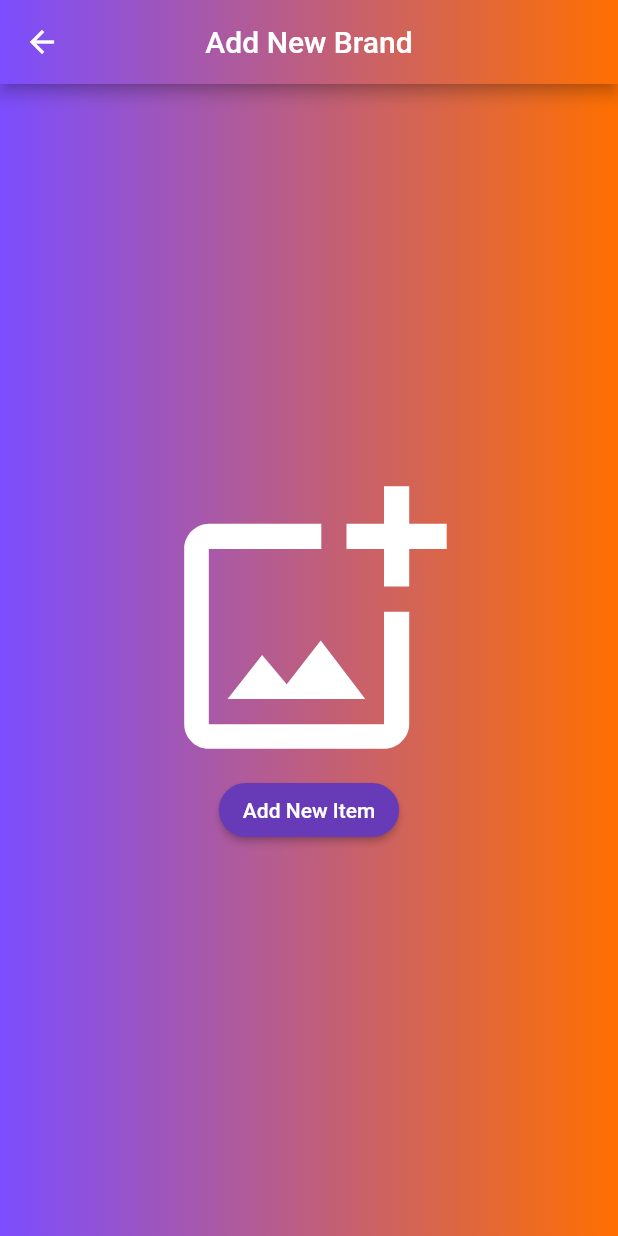
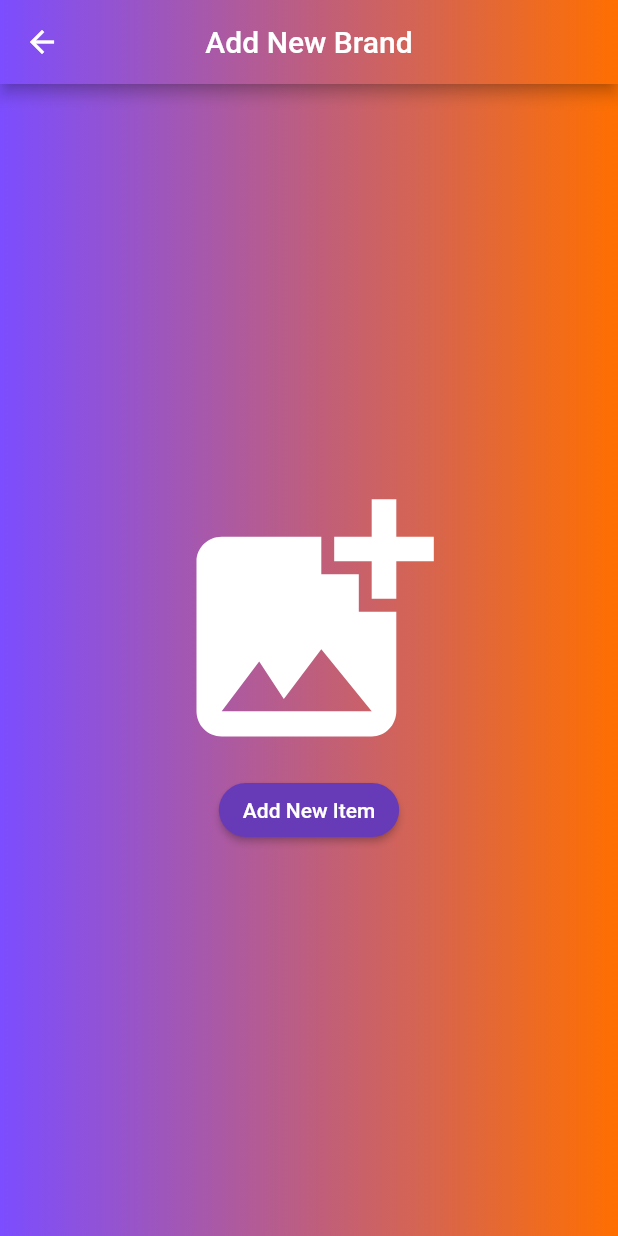
Before and after one commit to Devsaci/sellers_app, a Flutter app: the UploadItemsScreen screen opened directly, on a phone screen of 412 x 824 dp. Run offline on Flutter 3.47's test engine with Material 2 defaults, Android fonts, the phone set to English and light mode, and no system bars; our stand-ins replace cloud_firestore, firebase_auth, firebase_core, firebase_storage, fluttertoast, image_picker and 1 more; accounts and stored records are empty.

Commit message:
Icons.add_photo_alternate,

```diff
--- a/lib/itemsScreens/upload_items_screen.dart
+++ b/lib/itemsScreens/upload_items_screen.dart
@@ -10,8 +10,6 @@ import '../brandsScreens/home_screen.dart';
 import '../global/global.dart';
 import '../splashScreen/my_splash_screen.dart';
 import 'package:firebase_storage/firebase_storage.dart' as fStorage;
-
-
 
 class UploadItemsScreen extends StatefulWidget {
   const UploadItemsScreen({Key? key}) : super(key: key);
@@ -52,7 +50,8 @@ class _UploadBrandsScreenStateState extends State<UploadItemsScreen> {
       uploading = false;
       brandUniqueId = DateTime.now().millisecondsSinceEpoch.toString();
     });
-    Navigator.push(context, MaterialPageRoute(builder: (c)=> const HomeScreen()));
+    Navigator.push(
+        context, MaterialPageRoute(builder: (c) => const HomeScreen()));
   }
 
   Future<void> validateUploadForm() async {
@@ -244,8 +243,11 @@ class _UploadBrandsScreenStateState extends State<UploadItemsScreen> {
           child: Column(
             mainAxisAlignment: MainAxisAlignment.center,
             children: [
-              const Icon(Icons.add_photo_alternate_outlined,
-                  color: Colors.white, size: 200),
+              const Icon(
+                Icons.add_photo_alternate,
+                color: Colors.white,
+                size: 200,
+              ),
               ElevatedButton(
                 onPressed: () {
                   obtainImageDialogBox();
```
Lines whose indentation alone changed are shown as unchanged.
